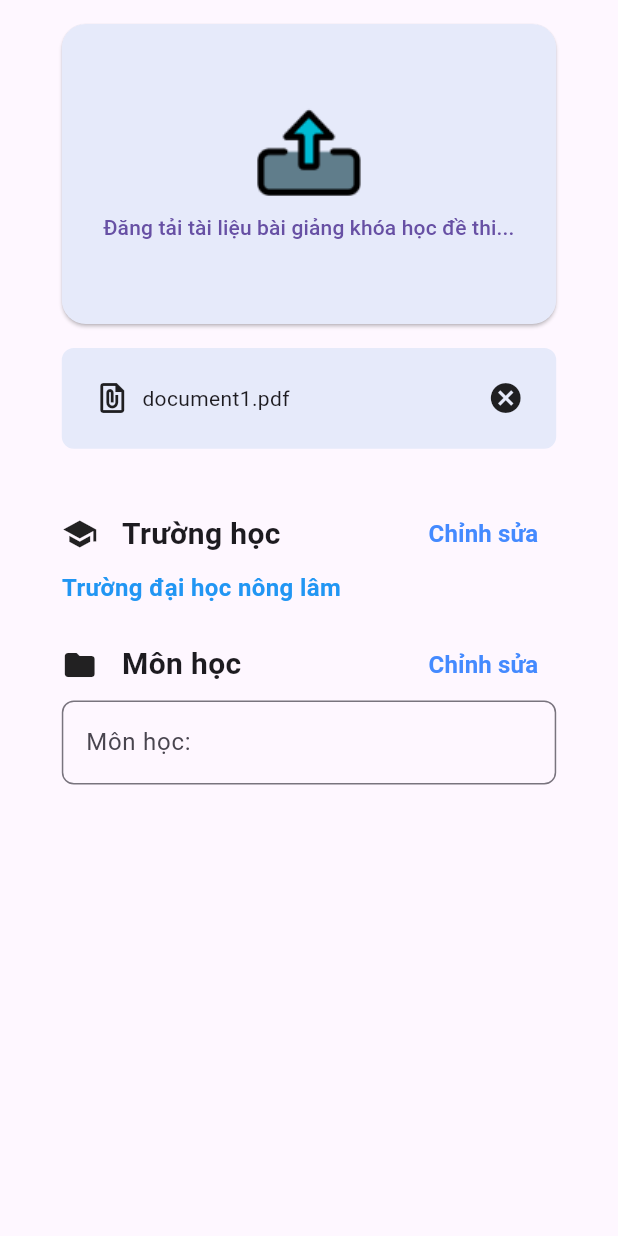
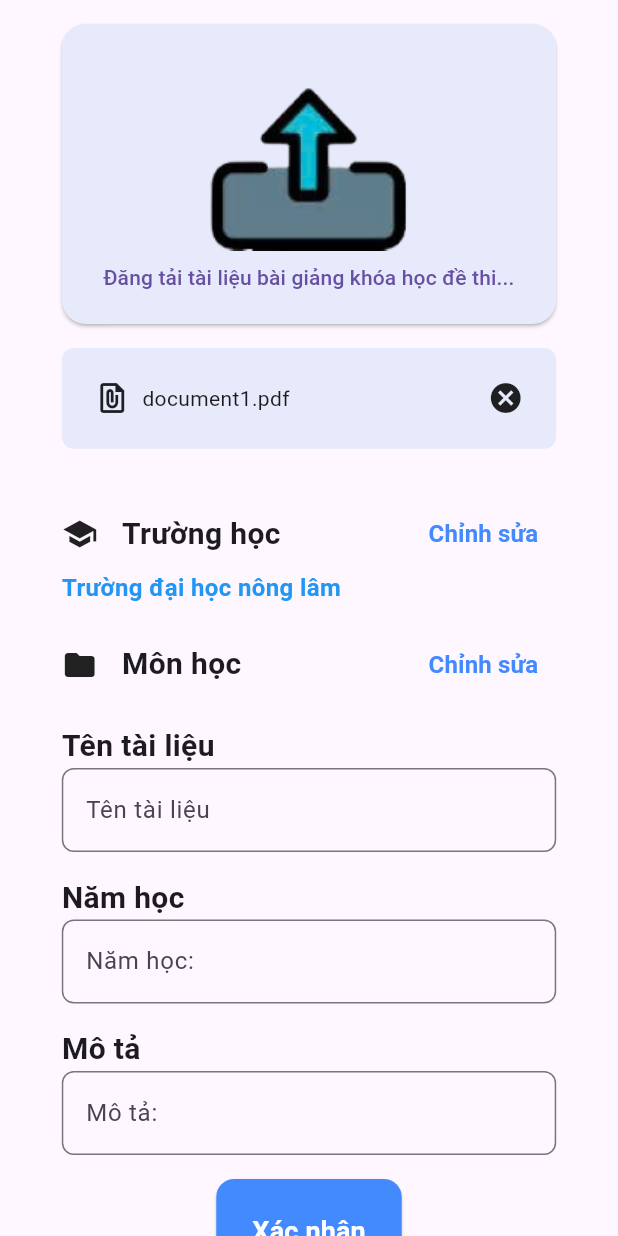
Before and after one commit to SubeoHocJava/StudyDocs_FrontEnd, a Flutter app: the screen it shows after launch, on a phone screen of 412 x 824 dp. Run offline on Flutter 3.47's test engine with Material 3 defaults, Android fonts, the phone set to English and light mode, and no system bars; our stand-ins replace dotted_border, equatable, file_picker, flutter_bloc, google_fonts.

Commit message:
update: upload file screen

```diff
--- a/lib/features/upload_file/logic/upload_file_bloc.dart
+++ b/lib/features/upload_file/logic/upload_file_bloc.dart
@@ -1,4 +1,7 @@
+import "dart:io";
+
 import "package:flutter_bloc/flutter_bloc.dart";
+import "package:studydocs/features/model/File.dart";
 import "package:studydocs/features/upload_file/data/upload_file_repository.dart";
 import "package:studydocs/features/upload_file/logic/upload_file_event.dart";
 
@@ -14,11 +17,12 @@ class UploadFileBloc extends Bloc<UploadFileEvent, UploadFileState> {
     on<UploadFileLoadDocumentByKeyWord>((event, emit) async {
       emit(UploadFileLoading());
       try {
-
-
-        // emit(UploadFileLoaded(
-        //
-        // ));
+      MyFile file= new MyFile(fileName: "fileName", filePath: "filePath");
+      String subject= "subject";
+List<MyFile>files=[file];
+        emit(UploadFileLoaded(
+            files,subject
+        ));
       } catch (e) {
         emit(UploadFileError(e.toString()));
       }
--- a/lib/features/upload_file/logic/upload_file_state.dart
+++ b/lib/features/upload_file/logic/upload_file_state.dart
@@ -1,6 +1,7 @@
 import 'dart:io';
 
 import 'package:equatable/equatable.dart';
+import 'package:studydocs/features/model/File.dart';
 
 abstract class UploadFileState extends Equatable {
   const UploadFileState();
@@ -14,7 +15,7 @@ class UploadFileInitial extends UploadFileState {}
 class UploadFileLoading extends UploadFileState {}
 
 class UploadFileLoaded extends UploadFileState {
-  final List<File> file;
+  final List<MyFile> file;
   final String subject;
 
   const UploadFileLoaded(this.file, this.subject);
--- /dev/null
+++ b/lib/features/upload_file/widget/MoreDetail.dart
@@ -0,0 +1,81 @@
+import 'package:flutter/material.dart';
+
+class MoreDetail extends StatelessWidget {
+  @override
+  Widget build(BuildContext context) {
+    final screenWidth = MediaQuery.of(context).size.width; // screen size
+    return Center(
+      child: Container(
+        width: screenWidth * 0.8,
+        child: Column(
+          crossAxisAlignment: CrossAxisAlignment.stretch, // căn full width
+          children: [
+            Text(
+              "Tên tài liệu",
+              style: TextStyle(fontSize: 20, fontWeight: FontWeight.bold),
+            ),
+            TextField(
+              decoration: InputDecoration(
+                labelText: "Tên tài liệu ",
+                hintText: "Tìm theo tên hoạc mã môn học",
+                border: OutlineInputBorder(
+                  borderRadius: BorderRadius.circular(8),
+                ),
+              ),
+            ),
+            SizedBox(height: 16),
+            Text(
+              "Năm học",
+              style: TextStyle(fontSize: 20, fontWeight: FontWeight.bold),
+            ),
+            TextField(
+              decoration: InputDecoration(
+                labelText: "Năm học: ",
+                hintText: "Tìm theo tên hoạc mã môn học",
+                border: OutlineInputBorder(
+                  borderRadius: BorderRadius.circular(8),
+                ),
+              ),
+            ),
+            SizedBox(height: 16), // 👈 khoảng cách 16px
+            Text(
+              "Mô tả",
+              style: TextStyle(fontSize: 20, fontWeight: FontWeight.bold),
+            ),
+            TextField(
+              maxLines: null, // hoặc 5 nếu muốn giới hạn
+              decoration: InputDecoration(
+                labelText: "Mô tả: ",
+                hintText: "Tìm theo tên hoạc mã môn học",
+                border: OutlineInputBorder(
+                  borderRadius: BorderRadius.circular(8),
+                ),
+              ),
+            ),
+            SizedBox(height: 16),
+            Align(
+              alignment: Alignment.center, // hoặc Alignment.center
+              child: ElevatedButton(
+                onPressed: () {},
+                style: ElevatedButton.styleFrom(
+                  backgroundColor: Colors.blueAccent,
+                  foregroundColor: Colors.white,
+                  minimumSize: Size(120, 70),
+                  // width, height
+                  padding: EdgeInsets.symmetric(horizontal: 24, vertical: 12),
+                  shape: RoundedRectangleBorder(
+                    borderRadius: BorderRadius.circular(12),
+                  ),
+                ),
+                child: Text(
+                  "Xác nhận",
+                  style: TextStyle(fontSize: 18, fontWeight: FontWeight.bold),
+                ),
+              ),
+            ),
+          ],
+        ),
+      ),
+    );
+  }
+}
--- a/lib/features/upload_file/widget/SubjectLabel.dart
+++ b/lib/features/upload_file/widget/SubjectLabel.dart
@@ -21,7 +21,41 @@ class SubjectLabel extends StatelessWidget {
                   ),
                 ),
                 TextButton(
-                  onPressed: () => {},
+                  onPressed: () {
+                    showDialog(
+                      context: context,
+                      builder: (BuildContext context) {
+                        // Tạo một TextEditingController để lấy dữ liệu nhập vào
+                        TextEditingController _controller = TextEditingController();
+
+                        return AlertDialog(
+                          title: Text("Chỉnh sửa thông tin"),
+                          content: TextField(
+                            controller: _controller,
+                            decoration: InputDecoration(
+                              labelText: "Nhập dữ liệu",
+                              border: OutlineInputBorder(),
+                            ),
+                          ),
+                          actions: [
+                            TextButton(
+                              onPressed: () {
+                                Navigator.of(context).pop(); // Đóng dialog
+                              },
+                              child: Text("Hủy"),
+                            ),
+                            ElevatedButton(
+                              onPressed: () {
+                                print("Giá trị nhập: ${_controller.text}");
+                                Navigator.of(context).pop(); // Đóng dialog sau khi lưu
+                              },
+                              child: Text("Lưu"),
+                            ),
+                          ],
+                        );
+                      },
+                    );
+                  },
                   child: Text(
                     "Chỉnh sửa",
                     style: TextStyle(
@@ -30,18 +64,8 @@ class SubjectLabel extends StatelessWidget {
                       fontWeight: FontWeight.bold,
                     ),
                   ),
-                ),
+                )
               ],
-            ),
-            TextField(
-              decoration: InputDecoration(
-                labelText: "Môn học: ", // nhãn
-                hintText: "Tìm theo tên hoạc mã môn học", // gợi ý
-                border: OutlineInputBorder(
-                  // viền
-                  borderRadius: BorderRadius.circular(8),
-                ),
-              ),
             ),
           ],
         ),
--- a/lib/screens/upload_file_screen.dart
+++ b/lib/screens/upload_file_screen.dart
@@ -6,7 +6,9 @@ import '../features/model/File.dart';
 import '../features/upload_file/data/upload_file_repository.dart';
 import '../features/upload_file/logic/upload_file_bloc.dart';
 import '../features/upload_file/logic/upload_file_event.dart';
+import '../features/upload_file/logic/upload_file_state.dart';
 import '../features/upload_file/widget/ListFile.dart';
+import '../features/upload_file/widget/MoreDetail.dart';
 import '../features/upload_file/widget/SchoolLabel.dart';
 import '../features/upload_file/widget/SubjectLabel.dart';
 
@@ -18,8 +20,6 @@ class UploadFileScreen extends StatelessWidget {
         fileName: "document1.pdf",
         filePath: "/storage/emulated/0/Download/document1.pdf",
       ),
-      // MyFile(fileName: "image1.png", filePath: "/storage/emulated/0/Pictures/image1.png"),
-      // MyFile(fileName: "music.mp3", filePath: "/storage/emulated/0/Music/music.mp3"),
     ];
     return BlocProvider(
       create:
@@ -28,12 +28,12 @@ class UploadFileScreen extends StatelessWidget {
         ..add(UploadFileLoadDocumentByKeyWord("keyword")),
       child: Scaffold(
         body:
-        // BlocBuilder<UploadFileBloc, UploadFileState>(
-        //   builder: (context, state) {
-        // if (state is UploadFileLoading) {
-        //   return const Center(child: CircularProgressIndicator());
-        // } else if (state is UploadFileLoaded) {
-        //   return
+        BlocBuilder<UploadFileBloc, UploadFileState>(
+          builder: (context, state) {
+            if (state is UploadFileLoading) {
+              return const Center(child: CircularProgressIndicator());
+            } else if (state is UploadFileLoaded) {
+              return
                 SingleChildScrollView(
                   child: Center(
                     child: Column(
@@ -44,17 +44,21 @@ class UploadFileScreen extends StatelessWidget {
                         SchoolLabel(),
                         SizedBox(height: 16),
                         SubjectLabel(),
+                        SizedBox(height: 16),
+                        MoreDetail(),
                       ],
                     ),
                   ),
+                )
+            ;
+            } else if (state is UploadFileError) {
+            return Center(child: Text(state.message));
+            }
+            return const Center(child: Text("Chưa có dữ liệu"
+            )
+            );
+          },
         ),
-        // ;
-        //   } else if (state is UploadFileError) {
-        //     return Center(child: Text(state.message));
-        //   }
-        //   return const Center(child: Text("Chưa có dữ liệu"));
-        // },
-        // ),
       ),
     );
   }
```
Also changed, not shown: assets/icons/upload.png. Lines whose indentation alone changed are shown as unchanged.
